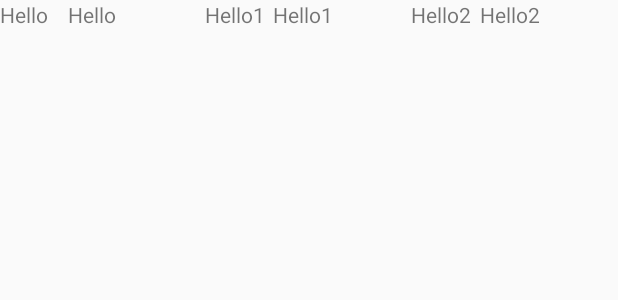
After one commit to benktesh/Capstone-Project, an Android app: the layout activity_stock_detail.xml on its own in the app's theme, with its tools: preview values and no code run, on a phone screen of 412 x 824 dp. The commit adds this screen. Shown: the top 300 px of the screen. Run offline under Robolectric (Android 15) with nearby library versions, the phone set to English and light mode, and no system bars.

Commit message:
added shell for StockDetail activity

```diff
--- /dev/null
+++ b/smartstock/app/src/main/java/benktesh/smartstock/Utils/SmartStockConstant.java
@@ -0,0 +1,5 @@
+package benktesh.smartstock.Utils;
+
+public class SmartStockConstant {
+    public static String PortfolioQueryString = "SmartStockPortfolio";
+}
--- /dev/null
+++ b/smartstock/app/src/main/res/layout/activity_stock_detail.xml
@@ -0,0 +1,13 @@
+<?xml version="1.0" encoding="utf-8"?>
+<FrameLayout xmlns:android="http://schemas.android.com/apk/res/android"
+    xmlns:app="http://schemas.android.com/apk/res-auto"
+    xmlns:tools="http://schemas.android.com/tools"
+    android:layout_width="match_parent"
+    android:layout_height="match_parent"
+    tools:context=".UI.StockDetailActivity">
+
+
+    <include layout="@layout/content_stock_detail" />
+
+
+</FrameLayout>
--- /dev/null
+++ b/smartstock/app/src/main/res/layout/content_stock_detail.xml
@@ -0,0 +1,63 @@
+<?xml version="1.0" encoding="utf-8"?>
+<android.support.constraint.ConstraintLayout xmlns:android="http://schemas.android.com/apk/res/android"
+    xmlns:app="http://schemas.android.com/apk/res-auto"
+    xmlns:tools="http://schemas.android.com/tools"
+    android:layout_width="match_parent"
+    android:layout_height="match_parent"
+    app:layout_behavior="@string/appbar_scrolling_view_behavior"
+    tools:context=".UI.StockDetailActivity"
+    tools:showIn="@layout/activity_stock_detail">
+
+    <LinearLayout
+        android:layout_width="match_parent"
+        android:layout_height="wrap_content"
+        android:weightSum="9">
+
+        <TextView
+            android:id="@+id/label_stock_symbol"
+            android:layout_width="0dp"
+            android:layout_height="wrap_content"
+            android:layout_weight="1"
+            android:text="Hello" />
+
+        <TextView
+            android:id="@+id/stock_symbol"
+            android:layout_width="0dp"
+            android:layout_height="wrap_content"
+            android:layout_weight="2"
+            android:text="Hello" />
+
+        <TextView
+            android:id="@+id/label_stock_change"
+            android:layout_width="0dp"
+            android:layout_height="wrap_content"
+            android:layout_weight="1"
+            android:text="Hello1" />
+
+
+        <TextView
+            android:id="@+id/stock_change"
+            android:layout_width="0dp"
+            android:layout_height="wrap_content"
+            android:layout_weight="2"
+            android:text="Hello1" />
+
+        <TextView
+            android:id="@+id/label_stock_price"
+            android:layout_width="0dp"
+            android:layout_height="wrap_content"
+            android:layout_weight="1"
+            android:text="Hello2" />
+
+        <TextView
+            android:id="@+id/stock_price"
+            android:layout_width="0dp"
+            android:layout_height="wrap_content"
+            android:layout_weight="2"
+            android:text="Hello2" />
+
+
+
+    </LinearLayout>
+
+</android.support.constraint.ConstraintLayout>
--- a/smartstock/app/src/main/res/values/strings.xml
+++ b/smartstock/app/src/main/res/values/strings.xml
@@ -4,4 +4,5 @@
     <string name="search_hint">stock ticker/symbol</string>
     <string name="title_activity_search">search</string>
     <string name="search_title">Search Symbol</string>
+    <string name="title_activity_stock_detail">StockDetailActivity</string>
 </resources>
```
Also changed, not shown: smartstock/app/src/main/AndroidManifest.xml (+14 -12 lines), smartstock/app/src/main/java/benktesh/smartstock/Model/StockDetail.java (added, +156 -0 lines), smartstock/app/src/main/java/benktesh/smartstock/SearchActivity.java (+22 -0 lines), smartstock/app/src/main/java/benktesh/smartstock/UI/StockDetailActivity.java (added, +29 -0 lines).
